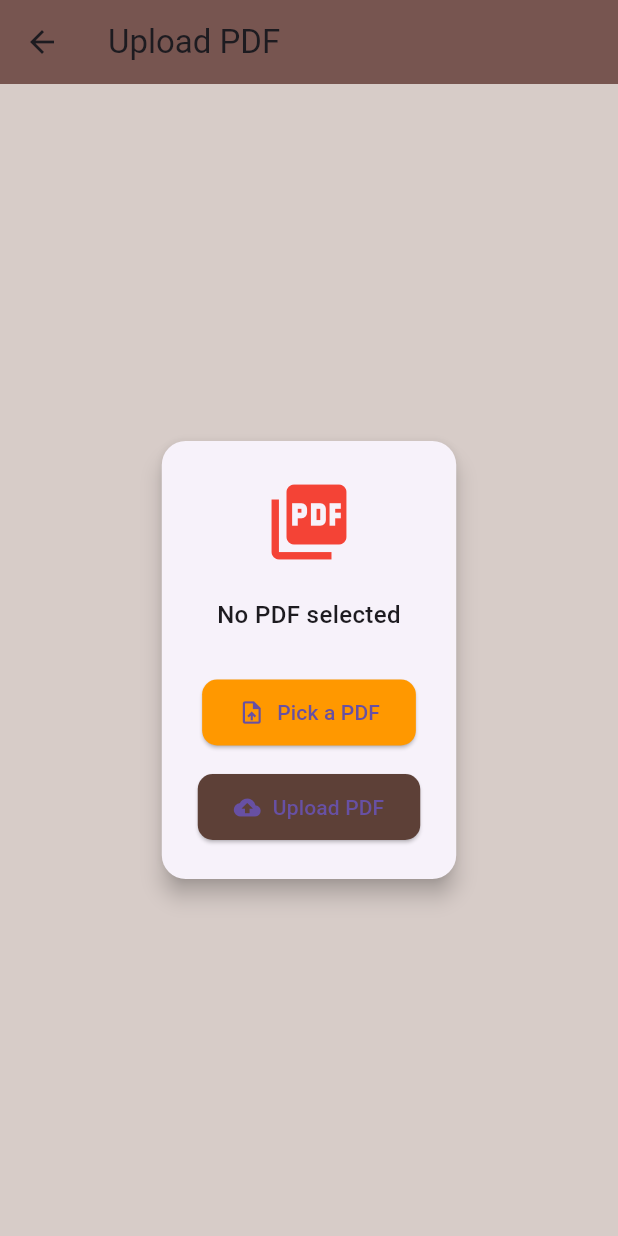
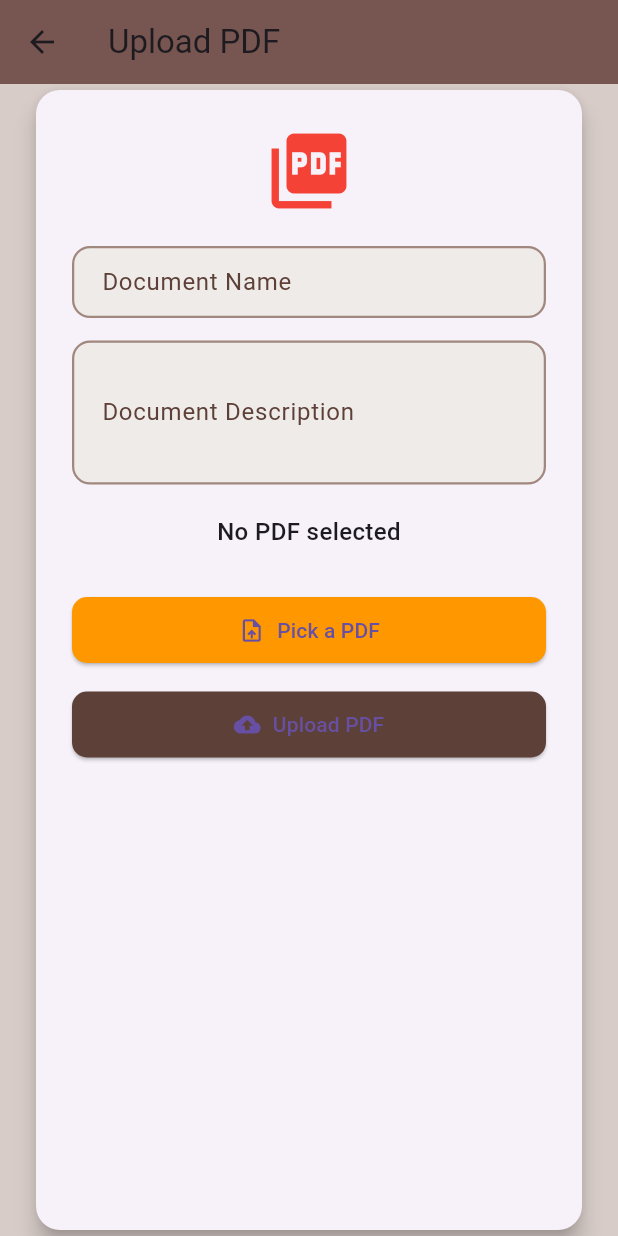
Before and after one commit to par-hub/Sync-ED, a Flutter app: the Academic screen opened directly, after a tap on the "add circle outline" icon, on a phone screen of 412 x 824 dp. Run offline on Flutter 3.47's test engine with Material 3 defaults, Android fonts, the phone set to English and light mode, and no system bars; our stand-ins replace file_picker, supabase_flutter; accounts and stored records are empty; network calls fail.

Commit message:
final final commit

```diff
--- a/lib/academic.dart
+++ b/lib/academic.dart
@@ -111,7 +111,7 @@ class _AcademicState extends State<Academic> {
                             Navigator.push(
                               context,
                               MaterialPageRoute(
-                                builder: (context) => const UploadPDFPage(title: "Upload PDF"),
+                                builder: (context) => const UploadPDFPage(),
                               ),
                             );
                           },
@@ -143,10 +143,14 @@ class _AcademicState extends State<Academic> {
                           height: 240,
                           margin: const EdgeInsets.only(bottom: 12),
                           decoration: BoxDecoration(
-                            color: Colors.white,
+                            color: Colors.brown,
                             borderRadius: BorderRadius.circular(8),
                           ),
-                          child: Center(child: Text(post['title'] ?? 'Document Preview')),
+                          child: const Center(child: Icon(
+                                      Icons.picture_as_pdf,
+                                      color: Colors.white,
+                                      size: 80,
+                                    ),),
                         ),
                       ),
                     ),
@@ -166,28 +170,22 @@ class _AcademicState extends State<Academic> {
                       child: Column(
                         crossAxisAlignment: CrossAxisAlignment.start,
                         children: [
-                          TextField(
+                          Text(
+                            post['title'] ?? 'Untitled',
                             style: const TextStyle(
                               color: Colors.orange,
                               fontWeight: FontWeight.bold,
                               fontSize: 16,
                             ),
-                            decoration: const InputDecoration(
-                              hintText: 'Enter document name...',
-                              hintStyle: TextStyle(color: Colors.orange),
-                              border: InputBorder.none,
-                            ),
-                            controller: TextEditingController(text: post['title']),
                           ),
                           const SizedBox(height: 4),
-                          TextField(
-                            style: const TextStyle(color: Colors.white),
-                            decoration: const InputDecoration(
-                              hintText: 'Enter document description...',
-                              hintStyle: TextStyle(color: Colors.white70),
-                              border: InputBorder.none,
+                          Text(
+                            post['data'] ?? 'No description',
+                            style: const TextStyle(
+                              color: Colors.white,
                             ),
-                            controller: TextEditingController(text: post['description']),
+                            maxLines: 2,
+                            overflow: TextOverflow.ellipsis,
                           ),
                         ],
                       ),
--- a/lib/pdf.dart
+++ b/lib/pdf.dart
@@ -5,9 +5,7 @@ import 'package:file_picker/file_picker.dart';
 import 'package:flutter_application_1/supabase.dart';
 
 class UploadPDFPage extends StatefulWidget {
-  const UploadPDFPage({super.key, required this.title, this.description=""});
-  final String title;
-  final String description;
+  const UploadPDFPage({super.key});
 
   @override
   State<UploadPDFPage> createState() => _UploadPDFPageState();
@@ -17,6 +15,9 @@ class _UploadPDFPageState extends State<UploadPDFPage> {
   final SupabaseService _supabaseService = SupabaseService();
   String? fileName;
   Uint8List? fileBytes;
+  final TextEditingController _docNameController = TextEditingController();
+  final TextEditingController _docDescriptionController = TextEditingController();
+
   bool _isLoading = false;
 
   void _pickPDF() async {
@@ -66,10 +67,10 @@ class _UploadPDFPageState extends State<UploadPDFPage> {
       final path = '${DateTime.now().millisecondsSinceEpoch}_$fileName';
 
       await _supabaseService.uploadNote(
-        title: widget.title,
+        title: _docNameController.text,
         path: path,
         fileBytes: fileBytes!,
-        data: widget.description,
+        data: _docDescriptionController.text,
       );
 
       if (mounted) {
@@ -100,7 +101,15 @@ class _UploadPDFPageState extends State<UploadPDFPage> {
         backgroundColor: Colors.brown,
         elevation: 4,
       ),
-      body: Center(
+      // Wrap the body with GestureDetector to handle taps
+      body: GestureDetector(
+        onTap: () {
+          // Hide keyboard when tapping outside of text fields
+          FocusScope.of(context).unfocus();
+        },
+        // Make sure the gesture detector doesn't interfere with scrolling
+        behavior: HitTestBehavior.opaque,
+        child: Center(
           child: Padding(
             padding: const EdgeInsets.symmetric(horizontal: 20.0),
             child: Card(
@@ -110,10 +119,48 @@ class _UploadPDFPageState extends State<UploadPDFPage> {
               elevation: 6,
               child: Padding(
                 padding: const EdgeInsets.all(24.0),
-              child: Column(
-                mainAxisSize: MainAxisSize.min,
+                child: ListView(
                   children: [
                     const Icon(Icons.picture_as_pdf, color: Colors.red, size: 60),
+                    const SizedBox(height: 20),
+                    TextField(
+                      controller: _docNameController,
+                      decoration: InputDecoration(
+                        labelText: 'Document Name',
+                        labelStyle: TextStyle(color: Colors.brown[700]),
+                        filled: true,
+                        fillColor: Colors.brown[50],
+                        focusedBorder: OutlineInputBorder(
+                          borderSide: BorderSide(color: Colors.orange, width: 2),
+                          borderRadius: BorderRadius.circular(12),
+                        ),
+                        enabledBorder: OutlineInputBorder(
+                          borderSide: BorderSide(color: Colors.brown.shade300, width: 1.5),
+                          borderRadius: BorderRadius.circular(12),
+                        ),
+                        contentPadding: const EdgeInsets.symmetric(horizontal: 16, vertical: 12),
+                      ),
+                    ),
+                    const SizedBox(height: 15),
+                    TextField(
+                      controller: _docDescriptionController,
+                      maxLines: 3,
+                      decoration: InputDecoration(
+                        labelText: 'Document Description',
+                        labelStyle: TextStyle(color: Colors.brown[700]),
+                        filled: true,
+                        fillColor: Colors.brown[50],
+                        focusedBorder: OutlineInputBorder(
+                          borderSide: BorderSide(color: Colors.orange, width: 2),
+                          borderRadius: BorderRadius.circular(12),
+                        ),
+                        enabledBorder: OutlineInputBorder(
+                          borderSide: BorderSide(color: Colors.brown.shade300, width: 1.5),
+                          borderRadius: BorderRadius.circular(12),
+                        ),
+                        contentPadding: const EdgeInsets.symmetric(horizontal: 16, vertical: 12),
+                      ),
+                    ),
                     const SizedBox(height: 20),
                     Text(
                       fileName != null
@@ -163,6 +210,7 @@ class _UploadPDFPageState extends State<UploadPDFPage> {
             ),
           ),
         ),
+      ),
     );
   }
 }
```
Lines whose indentation alone changed are shown as unchanged.
